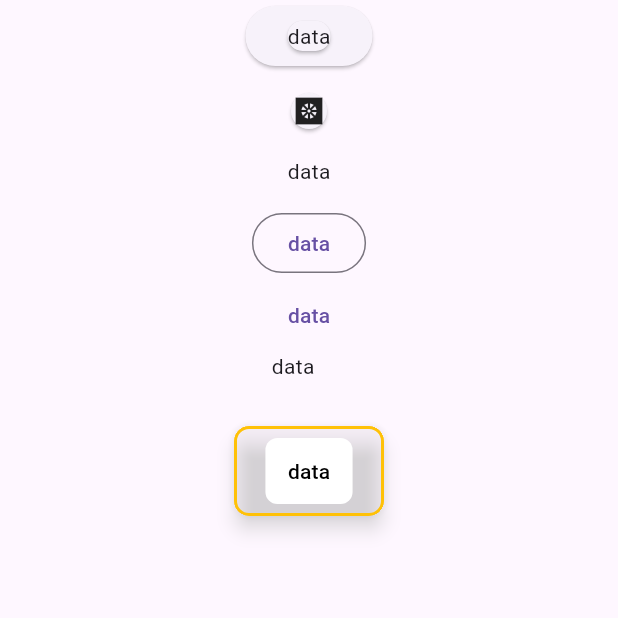
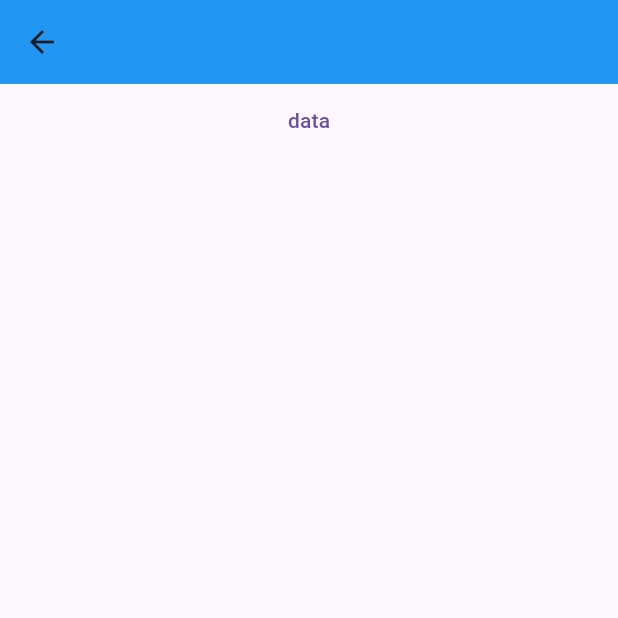
Before and after one commit to takiul-sumon/Flutter-Basic-Project, a Flutter app: the ButtomWidget screen opened directly, after a tap on "data", on a phone screen of 412 x 824 dp, the top half of it. Run offline on Flutter 3.47's test engine with Material 3 defaults, Android fonts, the phone set to English and light mode, and no system bars; our stand-ins replace google_fonts.

```diff
--- a/lib/bottom_bar/home.dart
+++ b/lib/bottom_bar/home.dart
@@ -1,25 +1,24 @@
-// import 'package:flutter/material.dart';
-// import 'package:flutter_application_1/bottom_bar/widget.dart';
-//
-//
-// class HomeScrean extends StatelessWidget{
-//    HomeScrean({super.key});
-//   @override
-//   Widget build(BuildContext context)
-//   {
-//     return Scaffold(body: Center(
-//       child: Column(
-//         children: [
-//           Customwidget(text: "Home",),
-//           Customwidget(text: "Home 2",),
-//           Customwidget(text: "Home 3",),
-//           Customwidget(text: "Home 4",),
-//
-//         ],
-//       )
-//       /*child:Text("TAKIUL ISLAM SUMON TAKIUL ISLAM SUMON TAKIUL ISLAM SUMON TAKIUL ISLAM SUMON TAKIUL ISLAM SUMON TAKIUL ISLAM SUMON TAKIUL ISLAM SUMON TAKIUL ISLAM SUMON",textAlign:TextAlign.left,style: TextStyle(color: Colors.deepOrangeAccent,fontWeight: FontWeight.bold,fontSize: 15 /*fontVariations:[FontVariation('', 10),]*/),
-//       maxLines: 1,overflow: TextOverflow.clip,)*/
-//     ),
-//     );
-//   }
-// }
+import 'package:flutter/material.dart';
+
+
+class HomeScrean extends StatelessWidget{
+   HomeScrean({super.key});
+  @override
+  Widget build(BuildContext context)
+  {
+
+    return Scaffold(
+      appBar: AppBar(),
+      body: Center(
+      child: Column(
+        children: [
+          TextButton(onPressed: (){}, child: Text("data")),
+
+        ],
+      )
+      /*child:Text("TAKIUL ISLAM SUMON TAKIUL ISLAM SUMON TAKIUL ISLAM SUMON TAKIUL ISLAM SUMON TAKIUL ISLAM SUMON TAKIUL ISLAM SUMON TAKIUL ISLAM SUMON TAKIUL ISLAM SUMON",textAlign:TextAlign.left,style: TextStyle(color: Colors.deepOrangeAccent,fontWeight: FontWeight.bold,fontSize: 15 /*fontVariations:[FontVariation('', 10),]*/),
+      maxLines: 1,overflow: TextOverflow.clip,)*/
+    ),
+    );
+  }
+}
--- a/lib/buttons.dart
+++ b/lib/buttons.dart
@@ -1,4 +1,5 @@
 import 'package:flutter/material.dart';
+import 'package:personal_expenses/bottom_bar/home.dart';
 
 class ButtomWidget extends StatefulWidget {
   const ButtomWidget({super.key});
@@ -11,17 +12,20 @@ class _ButtonWidgetState extends State<ButtomWidget> {
   @override
   Widget build(BuildContext context) {
     return Scaffold(
+      appBar: AppBar(),
       body: Center(
         child: Column(
           children: [
             SizedBox(
               child: ElevatedButton(
-                onPressed: () {
+                onPressed: (
+
+                ) {
+Navigator.push(context, MaterialPageRoute(builder: (context)=>HomeScrean()));
+
                   print('object');
                 },
-                child: Card(
-                  child: Text('data'),
-                ),
+                child: Text('data'),
                 style: ButtonStyle(),
               ),
             ),
--- a/pubspec.yaml
+++ b/pubspec.yaml
@@ -31,6 +31,7 @@ dependencies:
   flutter:
     sdk: flutter
   intl: ^0.19.0
+  google_fonts: ^2.1.0
 
 
 
```
Also changed, not shown: lib/bottom_bar/widget.dart (+16 -16 lines), lib/text_field.dart (+5 -4 lines), pubspec.lock, 1 other file.
